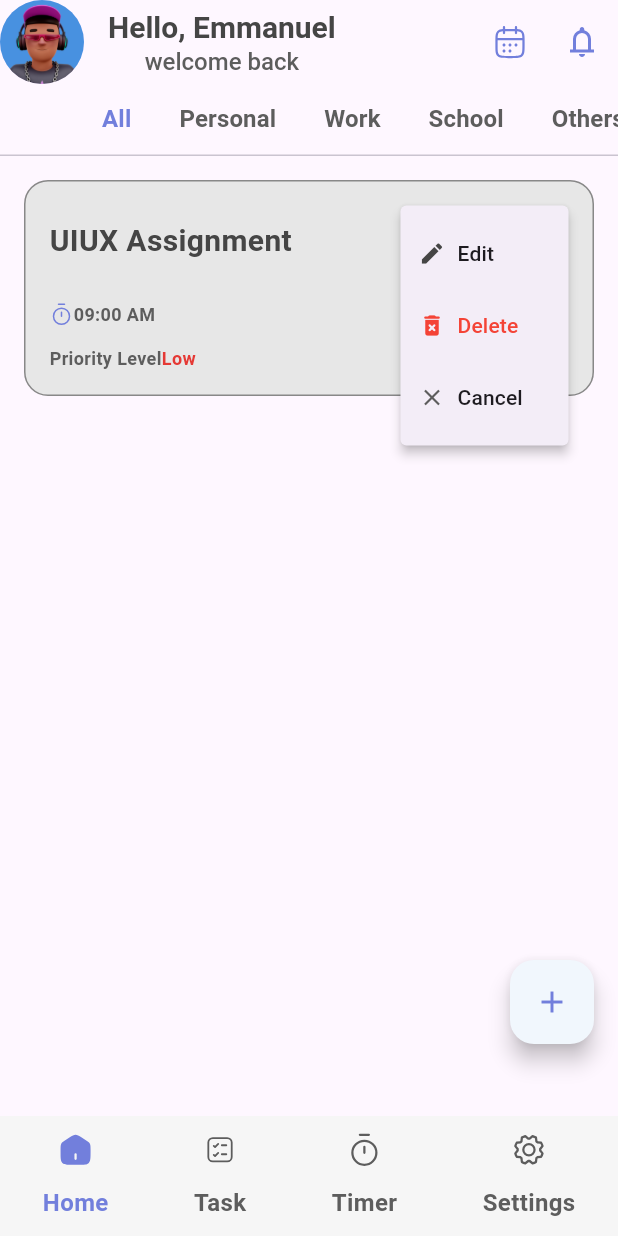
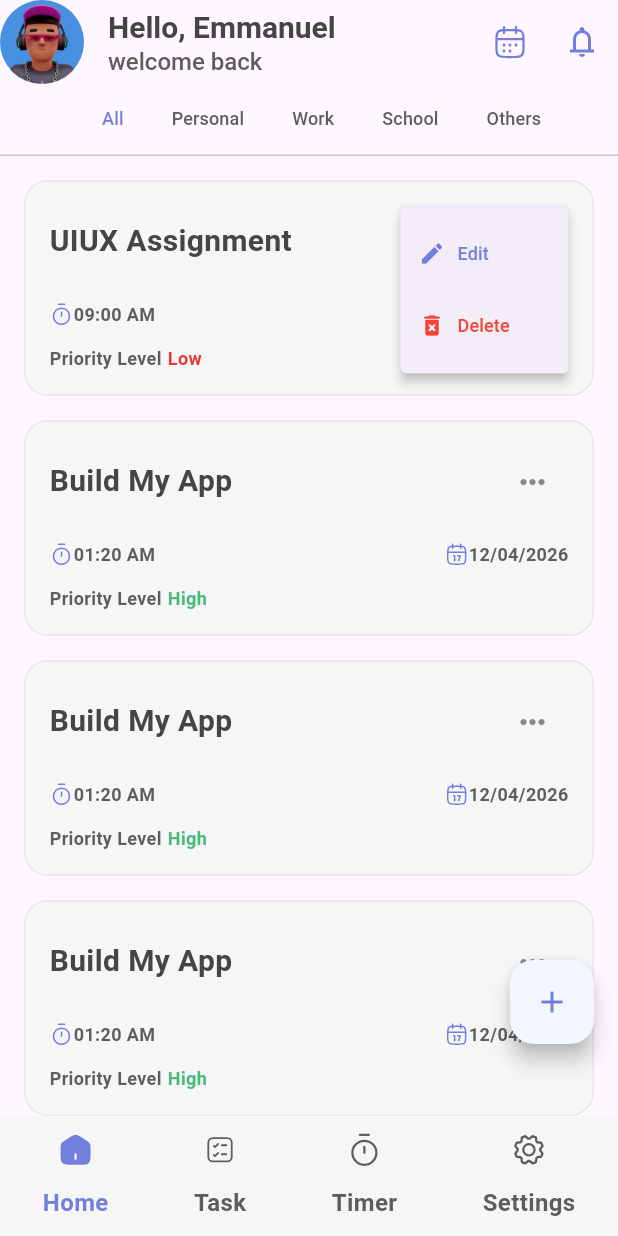
Before and after one commit to Dev-hurl/OrbiTask, a Flutter app: the HomePage screen opened directly, after a tap on the "keyboard control" icon, on a phone screen of 412 x 824 dp. Run offline on Flutter 3.47's test engine with Material 3 defaults, Android fonts, the phone set to English and light mode, and no system bars; our stand-ins replace flutter_svg.

Commit message:
refactor: update UI elements and improve code readability

```diff
--- a/lib/Pages/Main/create_task1.dart
+++ b/lib/Pages/Main/create_task1.dart
@@ -97,7 +97,6 @@ class _CreateTask1State extends State<CreateTask1> {
                         SizedBox(height: 8),
                         CustomTextFormField(
                           hinText: 'Write Task Name',
-                          icon: Icons.edit_note_rounded,
                           controller: _titleController,
                         ),
                       ],
@@ -117,7 +116,6 @@ class _CreateTask1State extends State<CreateTask1> {
                         SizedBox(height: 8),
                         CustomTextFormField(
                           hinText: 'Add Task Details',
-                          icon: Icons.add_task_rounded,
                           controller: _descriptionController,
                         ),
                       ],
@@ -170,7 +168,7 @@ class _CreateTask1State extends State<CreateTask1> {
                     DropdownButtonFormField<String>(
                       initialValue: _selectedCategory,
                       decoration: InputDecoration(
-                        hintText: 'Choose Category',
+                        hintText: 'Choose a Category',
                         labelText: 'Category',
                         labelStyle: TextStyle(
                           color: AppColors.textPrimary,
--- a/lib/Pages/Main/home_page.dart
+++ b/lib/Pages/Main/home_page.dart
@@ -24,6 +24,34 @@ class _HomePageState extends State<HomePage> {
     'priority': 'Low',
     'category': 'Work',
   },
+  {
+    'title': 'Build My App',
+    'time': '01:20 AM',
+    'date': '12/04/2026',
+    'priority': 'High',
+    'category': 'School',
+  },
+  {
+    'title': 'Build My App',
+    'time': '01:20 AM',
+    'date': '12/04/2026',
+    'priority': 'High',
+    'category': 'School',
+  },
+  {
+    'title': 'Build My App',
+    'time': '01:20 AM',
+    'date': '12/04/2026',
+    'priority': 'High',
+    'category': 'School',
+  },
+  {
+    'title': 'Build My App',
+    'time': '01:20 AM',
+    'date': '12/04/2026',
+    'priority': 'Medium',
+    'category': 'Personal',
+  },
   ]; // empty = no tasks yet
 
 
@@ -37,6 +65,7 @@ class _HomePageState extends State<HomePage> {
           backgroundImage: AssetImage('assets/images/avatar.jpg'),
         ),
         title: Column(
+          crossAxisAlignment: CrossAxisAlignment.start,
           children: [
             Text(
               'Hello, Emmanuel',
--- a/lib/Widgets/Home/tasks_list.dart
+++ b/lib/Widgets/Home/tasks_list.dart
@@ -59,8 +59,8 @@ class TaskList extends StatelessWidget {
               shape: BoxShape.circle,
             ),
             labelStyle: TextStyle(
-              fontWeight: AppFonts.semibold,
-              fontSize: AppFonts.body,
+              fontWeight: AppFonts.medium,
+              fontSize: AppFonts.caption,
             ),
             tabs: [
               Tab(text: 'All'),
--- a/lib/Widgets/Task/task_card.dart
+++ b/lib/Widgets/Task/task_card.dart
@@ -27,7 +27,7 @@ class TaskCard extends StatelessWidget {
       case 'high':
         return AppColors.success;
       case 'medium':
-        return AppColors.shark600;
+        return AppColors.bgblue;
       default:
         return AppColors.textPrimary;
     }
@@ -39,9 +39,9 @@ class TaskCard extends StatelessWidget {
       margin: EdgeInsets.only(bottom: 16),
       padding: EdgeInsets.all(16),
       decoration: BoxDecoration(
-        color: AppColors.shark100,
+        color: AppColors.shark50,
         borderRadius: BorderRadius.circular(16),
-        border: Border.all(color: AppColors.shark400),
+        border: Border.all(color: AppColors.shark100),
         /*boxShadow: [
           BoxShadow(
             color: AppColors.shark600,
@@ -68,7 +68,10 @@ class TaskCard extends StatelessWidget {
                 icon: Icon(Icons.more_horiz, color: AppColors.shark400),
                 onSelected: (value) {
                   if (value == 'edit') {
-                    Navigator.pop(context, MaterialPageRoute(builder: (context) => TasksView()));
+                    Navigator.push(
+                      context,
+                      MaterialPageRoute(builder: (context) => TasksView()),
+                    );
                   } else if (value == 'delete') {
                     onDelete();
                   }
@@ -78,13 +81,9 @@ class TaskCard extends StatelessWidget {
                     value: 'edit',
                     child: Row(
                       children: [
-                        Icon(
-                          Icons.edit,
-                          size: 18,
-                          color: AppColors.textPrimary,
-                        ),
+                        Icon(Icons.edit, size: 18, color: AppColors.bgblue),
                         SizedBox(width: 8),
-                        Text('Edit'),
+                        Text('Edit', style: TextStyle(color: AppColors.bgblue, fontSize: AppFonts.caption),),
                       ],
                     ),
                   ),
@@ -98,21 +97,13 @@ class TaskCard extends StatelessWidget {
                           color: Colors.red,
                         ),
                         SizedBox(width: 8),
-                        Text('Delete', style: TextStyle(color: Colors.red)),
-                      ],
-                    ),
-                  ),
-                  PopupMenuItem(
-                    value: 'cancel',
-                    child: Row(
-                      children: [
-                        Icon(
-                          Icons.close,
-                          size: 18,
-                          color: AppColors.textSecondary,
+                        Text(
+                          'Delete',
+                          style: TextStyle(
+                            color: Colors.red,
+                            fontSize: AppFonts.caption,
+                          ),
                         ),
-                        SizedBox(width: 8),
-                        Text('Cancel'),
                       ],
                     ),
                   ),
@@ -167,6 +158,7 @@ class TaskCard extends StatelessWidget {
           SizedBox(height: 12),
           //Priority Level
           Row(
+            spacing: 4,
             children: [
               Text(
                 'Priority Level',
```
Also changed, not shown: lib/Pages/Main/create_task2.dart (+4 -4 lines), lib/Widgets/Task/subtask_section.dart (+4 -4 lines), lib/Widgets/custom_text_form_field.dart (+2 -6 lines).
